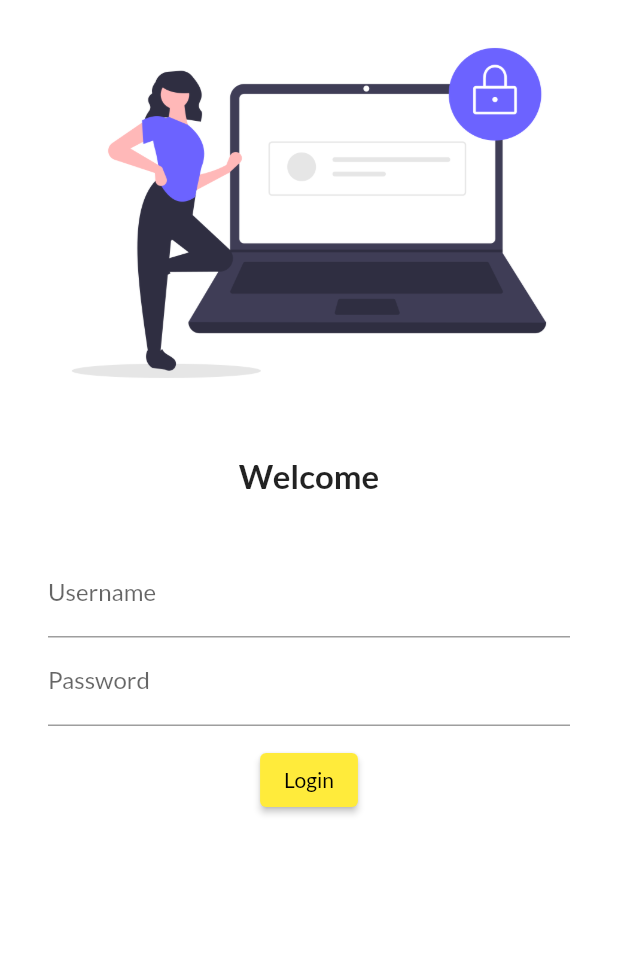
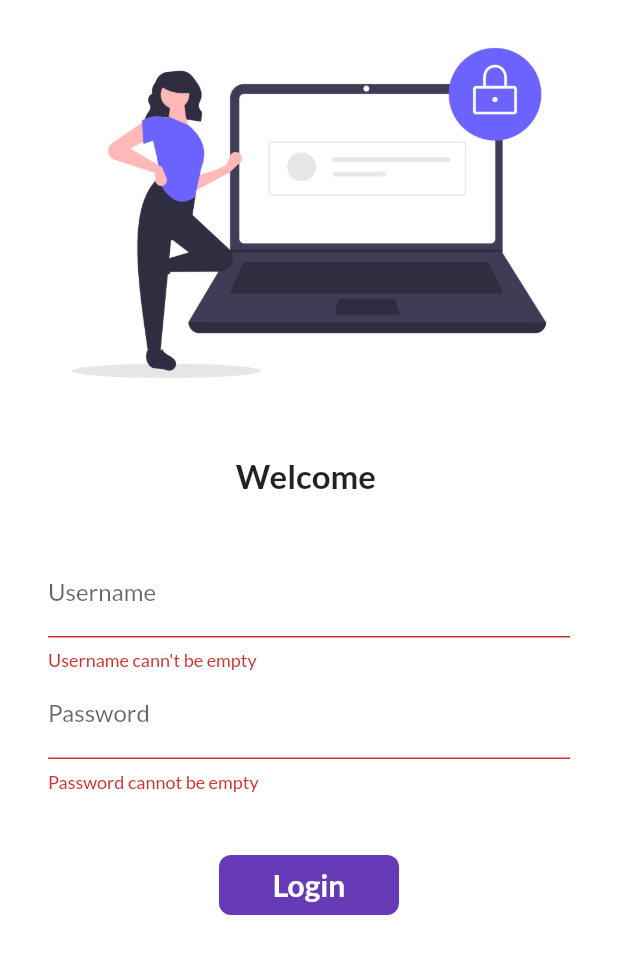
Before and after one commit to shishirneupane7777/flutter-app, a Flutter app: the screen it shows after launch, after a tap on "Login", on a phone screen of 412 x 824 dp. Shown: the top 954 px of the screen. Run offline on Flutter 3.47's test engine with Material 2 defaults, Android fonts, the phone set to English and light mode, and no system bars; our stand-ins replace google_fonts.

Commit message:
first commit

```diff
--- a/lib/main.dart
+++ b/lib/main.dart
@@ -1,6 +1,7 @@
 import 'package:flutter/material.dart';
 import 'package:flutter_catalog/pages/home_page.dart';
 import 'package:flutter_catalog/pages/login_page.dart';
+import 'package:flutter_catalog/utils/routes.dart';
 import 'package:google_fonts/google_fonts.dart';
 
 void main() {
@@ -17,15 +18,15 @@ class MyApp extends StatelessWidget {
       debugShowCheckedModeBanner: false,
       theme: ThemeData(
         primarySwatch:  Colors.yellow,
-        fontFamily: GoogleFonts.lato().fontFamily,
+        fontFamily: GoogleFonts.lato().fontFamily
         ),
       themeMode: ThemeMode.light,
       darkTheme: ThemeData(brightness: Brightness.dark),
-      initialRoute: '/Loginpage',
+      initialRoute: '/',
       routes: {
         '/':(context) =>const LoginPage(),
-        '/Loginpage':(context) =>const LoginPage(),
-        '/Homepage':(context) =>const HomePage(),
+        MyRoutes.loginRoute:(context) =>const LoginPage(),
+        MyRoutes.homeRoute:(context) =>const HomePage(),
       },
       );
   }
--- a/lib/pages/login_page.dart
+++ b/lib/pages/login_page.dart
@@ -1,20 +1,47 @@
 import 'package:flutter/material.dart';
+import 'package:flutter_catalog/utils/routes.dart';
 
-class LoginPage extends StatelessWidget {
+class LoginPage extends StatefulWidget {
   const LoginPage({super.key});
+
+  @override
+  State<LoginPage> createState() => _LoginPageState();
+}
+
+class _LoginPageState extends State<LoginPage> {
+  String name = "";
+  bool changeButton=false;
+
+  final _formKey= GlobalKey<FormState>();
+
+  moveToHome(BuildContext context) async{
+    if(_formKey.currentState!.validate()){
+setState(() {
+              changeButton=true;
+            });
+              await Future.delayed(Duration(seconds:1 ));
+              await Navigator.pushNamed(context, MyRoutes.homeRoute);
+              setState(() {
+              changeButton=false;
+             });
+    }
+  }
 
   @override
   Widget build(BuildContext context) {
     return Material(
       color: Colors.white,
+      child: SingleChildScrollView(
+        child: Form(
+          key: _formKey,
           child: Column(
             children: [
               Image.asset(
                 'images/login_image.png',
                  fit: BoxFit.cover,),
                  const SizedBox(height: 20.0,),
-          const Text('Welcome',
-          style: TextStyle(fontSize: 22,fontWeight: FontWeight.bold),),
+               Text('Welcome $name',
+              style:const TextStyle(fontSize: 22,fontWeight: FontWeight.bold),),
               const SizedBox(height: 20.0,),
               Padding(
                 padding: const EdgeInsets.symmetric(vertical: 16.0, horizontal: 32.0),
@@ -25,28 +52,68 @@ class LoginPage extends StatelessWidget {
                     hintText: 'Enter Username',
                     labelText: 'Username'
                   ),
+                  validator: (value){
+                    if(value!.isEmpty){
+                      return "Username cann't be empty";
+                    }
+                      return null;
+                  },
+                  onChanged: (value){
+                    name=value;
+                    setState(() {
+
+                    });
+                  },
                 ),
+
                 TextFormField(
                   obscureText: true,
                   decoration: const InputDecoration(
                     hintText: 'Enter Password',
                     labelText: 'Password'
                   ),
+                  validator: (value){
+                    if(value!.isEmpty){
+                    return "Password cannot be empty";
+                    }
+                    else if(value.length<6){
+                      return "Password must contain atleast 6 character";
+                    }
+
+                    return null;
+                  },
                 ),
                 const SizedBox(
-              height: 12.0,
+                  height: 42.0,
                 ),
-            ElevatedButton(
-              onPressed: (){
-                print('Hi Shishir Sir Whatsup');
-              },
-              style: TextButton.styleFrom(),
-             child: Text('Login'),),
+                Material(
+                  color: Colors.deepPurple,
+                  borderRadius: BorderRadius.circular(changeButton ? 50 : 8),
+                  child: InkWell(
+                    onTap: () =>moveToHome(context),
+                    child: AnimatedContainer(
+                      duration:const Duration(seconds: 1),
+                      width:changeButton ?160 : 120,
+                      height: 40,
+                      alignment: Alignment.center,
+                      child: changeButton? Icon(Icons.check,color: Colors.yellow,):
+                       const  Text('Login',
+                       style: TextStyle(
+                        fontWeight: FontWeight.bold ,
+                        fontSize: 20,
+                        color: Colors.white
+                        ),
+                        ),
+                        ),
+                    ),
+                  ),
                   ],
                 ),
               )
             ],
           ),
+        ),
+      ),
     );
   }
 }
--- /dev/null
+++ b/lib/utils/routes.dart
@@ -0,0 +1,4 @@
+class MyRoutes{
+  static String loginRoute = "/Login";
+  static String homeRoute = "/Home";
+}
```
Also changed, not shown: 1 other file. Lines whose indentation alone changed are shown as unchanged.
